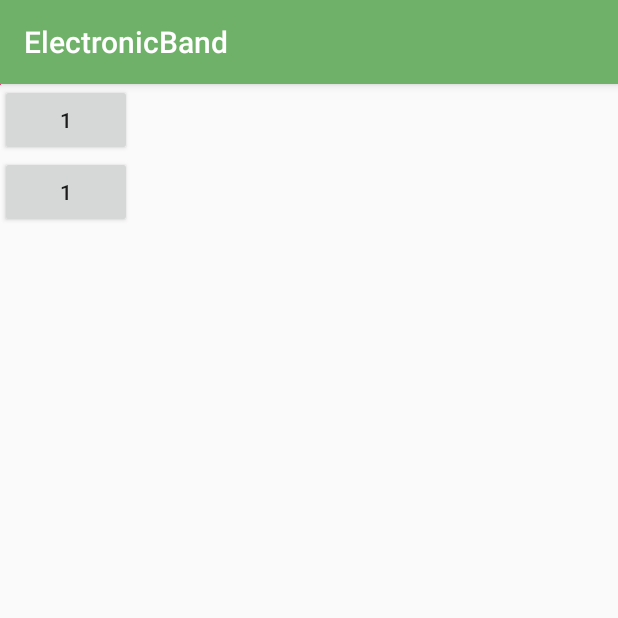
After one commit to suchecki300/ElectronicBand, an Android app: the LogicCalcs screen opened directly, with no data from a screen before it, on a phone screen of 412 x 824 dp, the top half of it. The commit adds this screen. Run offline under Robolectric (Android 15) with nearby library versions, the phone set to English and light mode, and no system bars.

Commit message:
Logic calcs + presentation

```diff
--- a/app/build.gradle
+++ b/app/build.gradle
@@ -27,4 +27,5 @@ dependencies {
     compile 'com.android.support:appcompat-v7:25.3.0'
     compile 'com.android.support.constraint:constraint-layout:1.0.0-alpha7'
     testCompile 'junit:junit:4.12'
+    compile 'com.android.support:cardview-v7:25.3.0'
 }
--- a/app/src/main/AndroidManifest.xml
+++ b/app/src/main/AndroidManifest.xml
@@ -38,7 +38,8 @@
         <activity
             android:name=".WorkshopActivity"
             android:label="Warsztat" />
-        <activity android:name=".More_Activity_moreee"></activity>
+        <activity android:name=".More_Activity_moreee" />
+        <activity android:name=".LogicCalcs"></activity>
     </application>
 
 </manifest>
--- /dev/null
+++ b/app/src/main/java/pl/wat/wel/projekt/pumo/electronicband/LogicCalcs.java
@@ -0,0 +1,15 @@
+package pl.wat.wel.projekt.pumo.electronicband;
+
+import android.support.v7.app.AppCompatActivity;
+import android.os.Bundle;
+
+public class LogicCalcs extends AppCompatActivity {
+
+
+
+    @Override
+    protected void onCreate(Bundle savedInstanceState) {
+        super.onCreate(savedInstanceState);
+        setContentView(R.layout.activity_logic_calcs);
+    }
+}
--- /dev/null
+++ b/app/src/main/res/layout/activity_logic_calcs.xml
@@ -0,0 +1,42 @@
+<?xml version="1.0" encoding="utf-8"?>
+<RelativeLayout xmlns:android="http://schemas.android.com/apk/res/android"
+    xmlns:app="http://schemas.android.com/apk/res-auto"
+    xmlns:tools="http://schemas.android.com/tools"
+    android:layout_width="match_parent"
+    android:layout_height="match_parent"
+    tools:context="pl.wat.wel.projekt.pumo.electronicband.LogicCalcs">
+
+
+    <ImageView
+        android:id="@+id/imageView5"
+        android:layout_width="wrap_content"
+        android:layout_height="wrap_content"
+        app:srcCompat="@color/colorAccent"
+        android:layout_alignParentTop="true"
+        android:layout_alignParentStart="true" />
+
+    <TableLayout
+        android:layout_width="match_parent"
+        android:layout_height="match_parent">
+
+        <TableRow
+            android:layout_width="wrap_content"
+            android:layout_height="match_parent">
+
+            <Button
+                android:text="@string/_1"
+                />
+
+        </TableRow>
+
+        <TableRow
+            android:layout_width="match_parent"
+            android:layout_height="match_parent">
+
+            <Button
+                android:id="@+id/button13"
+                android:text="@string/_1" />
+        </TableRow>
+
+    </TableLayout>
+</RelativeLayout>
--- a/app/src/main/res/values/colors.xml
+++ b/app/src/main/res/values/colors.xml
@@ -2,6 +2,6 @@
 <resources>
     <color name="colorPrimary">#70b169</color>
     <color name="colorPrimaryDark">#438116</color>
-    <color name="colorAccent">#FF4081</color>
+    <color name="colorAccent">#ff4081</color>
     <color name="black">#000000</color>
 </resources>
```
Also changed, not shown: 4 other files.
